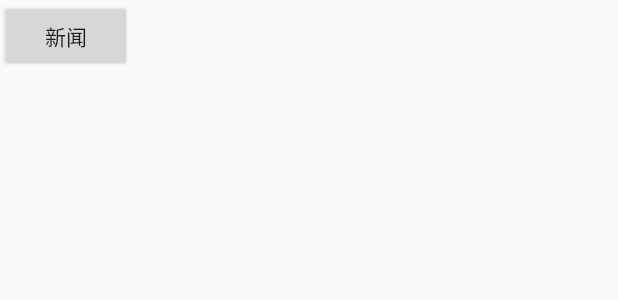
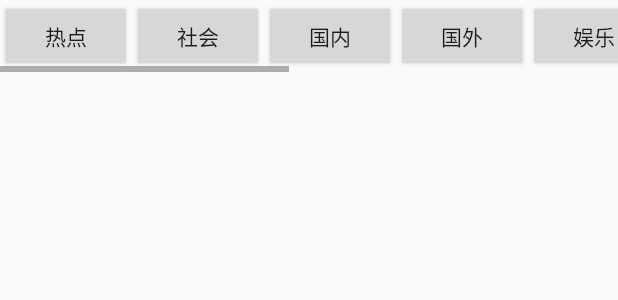
Before and after one commit to NaughtyChild/NewsDemo, an Android app: the layout activity_main2.xml on its own in the app's theme, with its tools: preview values and no code run, on a phone screen of 412 x 824 dp. Shown: the top 300 px of the screen. Run offline under Robolectric (Android 15) with nearby library versions, the phone set to English and light mode, and no system bars.

```diff
--- /dev/null
+++ b/app/src/main/java/view/naughtychild/myapplication/ext/clickExtension.kt
@@ -0,0 +1 @@
+package view.naughtychild.myapplication.ext
--- a/app/src/main/res/layout/activity_main2.xml
+++ b/app/src/main/res/layout/activity_main2.xml
@@ -7,11 +7,98 @@
     android:orientation="vertical"
     tools:context=".Main2Activity">
 
-    <Button
-        android:id="@+id/getNews"
-        android:layout_width="wrap_content"
+    <HorizontalScrollView
+        android:layout_width="match_parent"
         android:layout_height="wrap_content"
-        android:text="新闻" />
+        android:orientation="horizontal">
+
+        <LinearLayout
+            android:layout_width="wrap_content"
+            android:layout_height="wrap_content"
+            android:orientation="horizontal">
+
+            <Button
+                android:id="@+id/hotNews"
+                android:layout_width="wrap_content"
+                android:layout_height="wrap_content"
+                android:onClick="getNetRes"
+                android:text="热点" />
+
+            <Button
+                android:id="@+id/societyBt"
+                android:layout_width="wrap_content"
+
+                android:layout_height="wrap_content"
+                android:onClick="getNetRes"
+                android:text="社会" />
+
+            <Button
+                android:id="@+id/internalBt"
+                android:layout_width="wrap_content"
+
+                android:layout_height="wrap_content"
+                android:onClick="getNetRes"
+                android:text="国内" />
+
+            <Button
+                android:id="@+id/abroadBt"
+                android:layout_width="wrap_content"
+
+                android:layout_height="wrap_content"
+                android:onClick="getNetRes"
+                android:text="国外" />
+
+            <Button
+                android:id="@+id/amusementBt"
+                android:layout_width="wrap_content"
+
+                android:layout_height="wrap_content"
+                android:onClick="getNetRes"
+                android:text="娱乐" />
+
+            <Button
+                android:id="@+id/physicalBt"
+                android:layout_width="wrap_content"
+
+                android:layout_height="wrap_content"
+                android:onClick="getNetRes"
+                android:text="体育" />
+
+            <Button
+                android:id="@+id/militaryBt"
+                android:layout_width="wrap_content"
+
+                android:layout_height="wrap_content"
+                android:onClick="getNetRes"
+                android:text="军事" />
+
+            <Button
+                android:id="@+id/fashionBt"
+                android:layout_width="wrap_content"
+
+                android:layout_height="wrap_content"
+                android:onClick="getNetRes"
+                android:text="时尚" />
+
+            <Button
+                android:id="@+id/scienceBt"
+                android:layout_width="wrap_content"
+
+                android:layout_height="wrap_content"
+                android:onClick="getNetRes"
+                android:text="科技" />
+
+            <Button
+                android:id="@+id/financeBt"
+                android:layout_width="wrap_content"
+
+                android:layout_height="wrap_content"
+                android:onClick="getNetRes"
+                android:text="财经" />
+
+
+        </LinearLayout>
+    </HorizontalScrollView>
 
 
     <androidx.recyclerview.widget.RecyclerView
```
Also changed, not shown: app/src/main/java/view/naughtychild/myapplication/BaseActivity.kt (+9 -4 lines), app/src/main/java/view/naughtychild/myapplication/Main2Activity.kt (+41 -4 lines), app/src/main/java/view/naughtychild/myapplication/WebActivity.kt (+20 -4 lines), app/src/main/java/view/naughtychild/myapplication/ext/Click.kt (added, +82 -0 lines), app/src/main/res/layout/activity_web.xml (+16 -3 lines), app/src/main/res/drawable/loading.png (added).
